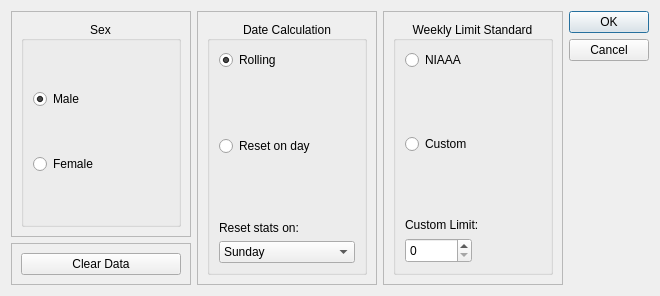
Above: src/user_settings.ui from minorsecond/BuzzBot before the change. Below: the same form after it.
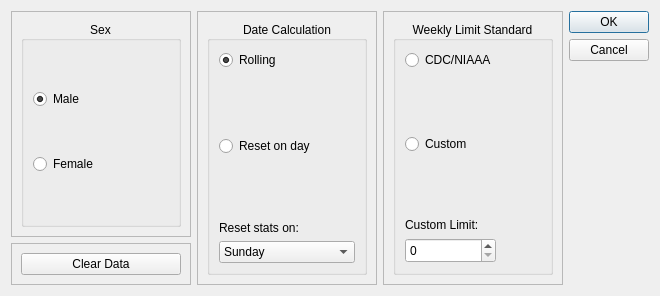
That is the form after the change.

Commit message: Rename NIAAA to CDC/NIAAA

Diff of the .ui file:
```diff
--- a/src/user_settings.ui
+++ b/src/user_settings.ui
@@ -236,7 +236,7 @@
          <item row="1" column="0">
           <widget class="QRadioButton" name="niaaaStandardsRadioButton">
            <property name="text">
-            <string>NIAAA</string>
+            <string>CDC/NIAAA</string>
            </property>
           </widget>
          </item>
```
The commit also changes 1 other file.
